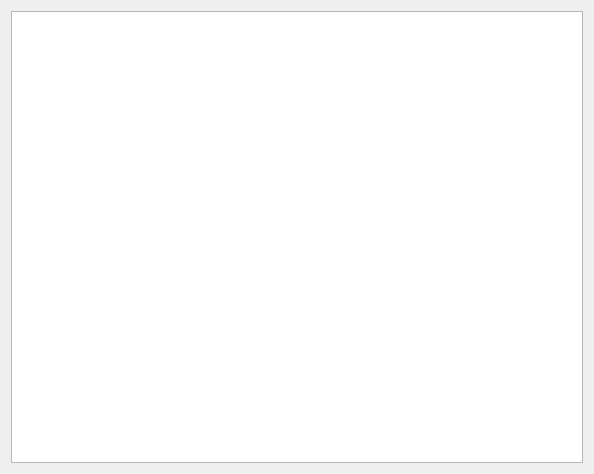
First picture: the form in plugins/affinemove/affinemove_MDI.ui, repository pyIVLS/pyIVLS, before the edit.
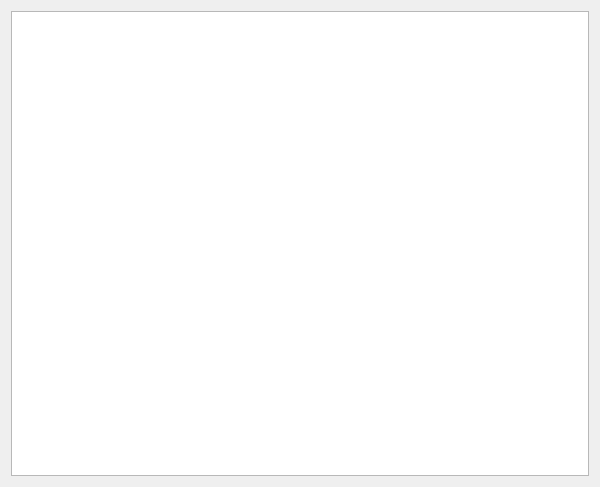
Second picture: the form after the edit.

```diff
--- a/plugins/affinemove/affinemove_MDI.ui
+++ b/plugins/affinemove/affinemove_MDI.ui
@@ -6,8 +6,8 @@
    <rect>
     <x>0</x>
     <y>0</y>
-    <width>594</width>
-    <height>474</height>
+    <width>600</width>
+    <height>487</height>
    </rect>
   </property>
   <property name="minimumSize">
```
Left out of the diff: 6 changed lines with no effect on the pictures.
